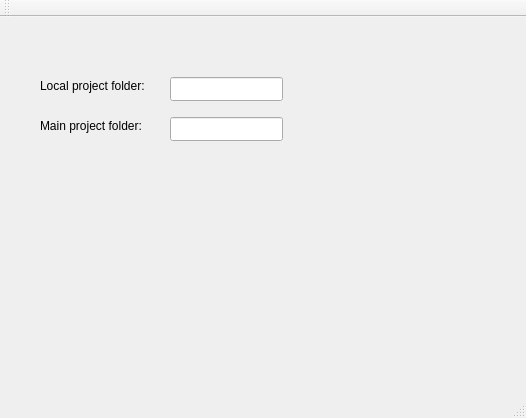
The window that creo_sinel/mainwindow.ui (liculm89/Creo-SInel) describes before a commit, drawn with Qt 5.
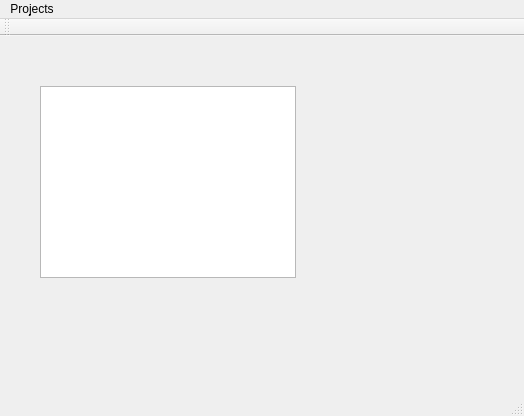
The same window after the commit.

Commit message: added dialog for project addition, build fails

```diff
--- a/creo_sinel/mainwindow.ui
+++ b/creo_sinel/mainwindow.ui
@@ -6,57 +6,21 @@
    <rect>
     <x>0</x>
     <y>0</y>
-    <width>526</width>
-    <height>418</height>
+    <width>524</width>
+    <height>416</height>
    </rect>
   </property>
   <property name="windowTitle">
    <string>MainWindow</string>
   </property>
   <widget class="QWidget" name="centralWidget">
-   <widget class="QLabel" name="label">
+   <widget class="QListWidget" name="projectsList">
     <property name="geometry">
      <rect>
       <x>40</x>
-      <y>60</y>
-      <width>131</width>
-      <height>18</height>
-     </rect>
-    </property>
-    <property name="text">
-     <string>Local project folder:</string>
-    </property>
-   </widget>
-   <widget class="QLabel" name="label_2">
-    <property name="geometry">
-     <rect>
-      <x>40</x>
-      <y>100</y>
-      <width>121</width>
-      <height>18</height>
-     </rect>
-    </property>
-    <property name="text">
-     <string>Main project folder:</string>
-    </property>
-   </widget>
-   <widget class="QLineEdit" name="lineEdit">
-    <property name="geometry">
-     <rect>
-      <x>170</x>
-      <y>60</y>
-      <width>113</width>
-      <height>24</height>
-     </rect>
-    </property>
-   </widget>
-   <widget class="QLineEdit" name="lineEdit_2">
-    <property name="geometry">
-     <rect>
-      <x>170</x>
-      <y>100</y>
-      <width>113</width>
-      <height>24</height>
+      <y>50</y>
+      <width>256</width>
+      <height>192</height>
      </rect>
     </property>
    </widget>
@@ -66,10 +30,17 @@
     <rect>
      <x>0</x>
      <y>0</y>
-     <width>526</width>
+     <width>524</width>
      <height>25</height>
     </rect>
    </property>
+   <widget class="QMenu" name="menuProjects">
+    <property name="title">
+     <string>Pro&amp;jects</string>
+    </property>
+    <addaction name="actionAdd_project"/>
+   </widget>
+   <addaction name="menuProjects"/>
   </widget>
   <widget class="QToolBar" name="mainToolBar">
    <attribute name="toolBarArea">
```
Left out of the diff: 5 changed lines with no effect on the pictures. The commit also changes 7 other files.
